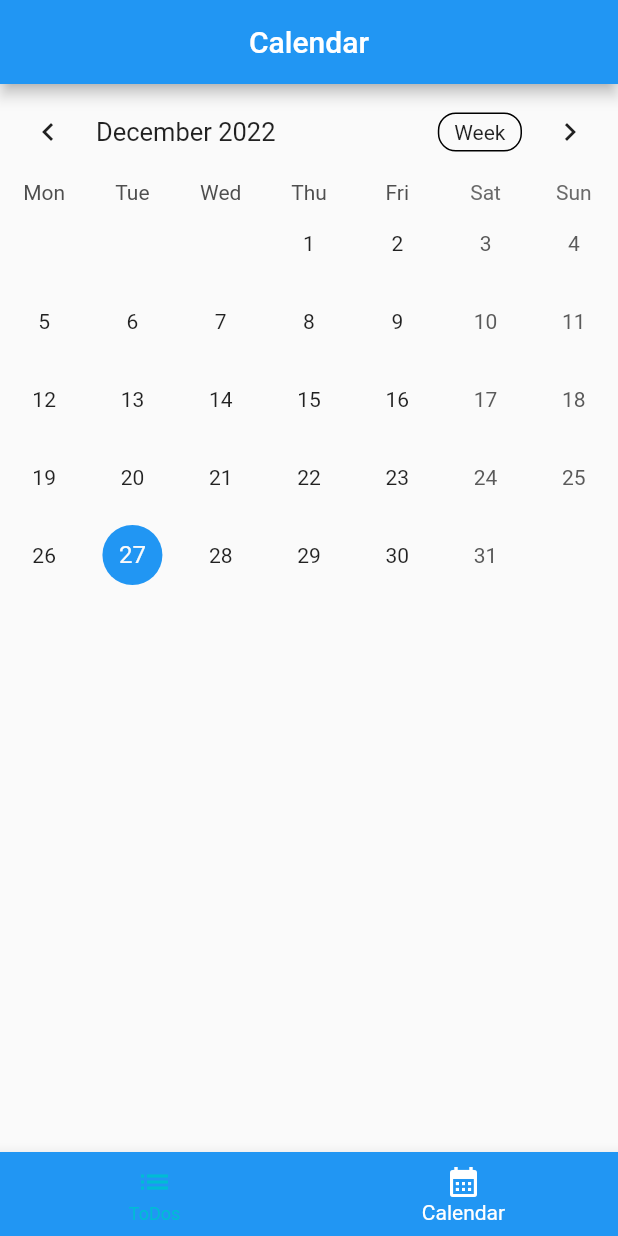
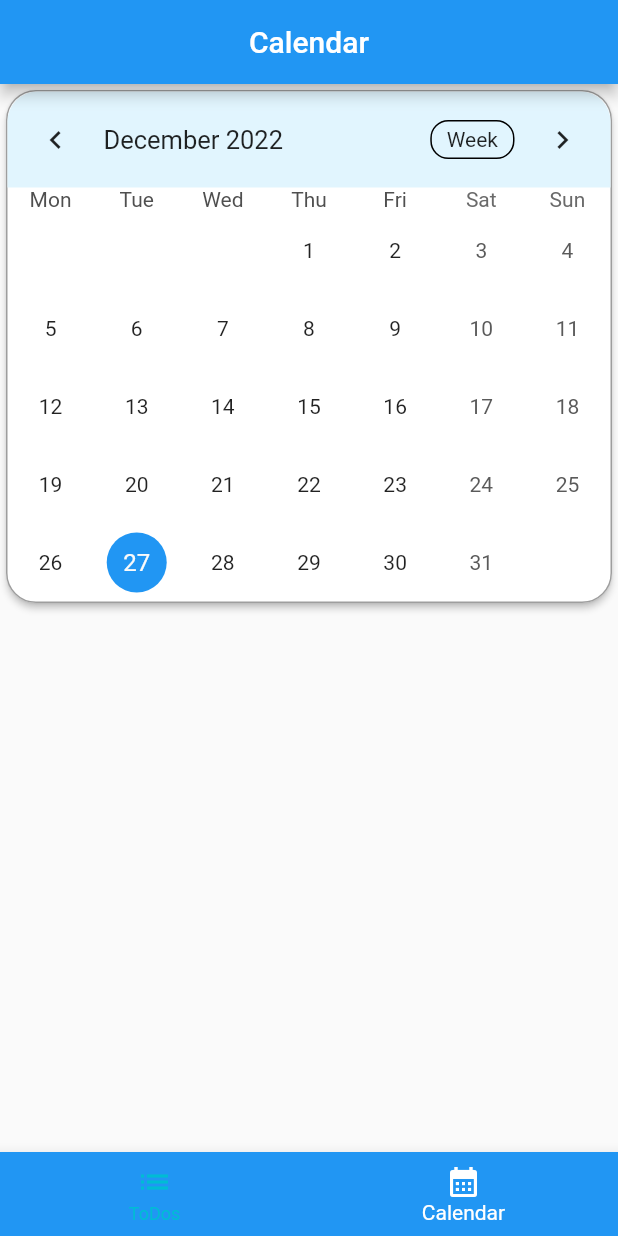
Before and after one commit to dondonjedd/ToDo-Vimigo-App, a Flutter app: the screen it shows after launch, item 2 of the bottom bar chosen, on a phone screen of 412 x 824 dp. Run offline on Flutter 3.47's test engine with Material 2 defaults, Android fonts, the phone set to English and light mode, and no system bars; drawn by our look-alikes of table_calendar; our stand-ins replace hive, hive_flutter, lottie; missing offline and left inert: tutorial_coach_mark; accounts and stored records are empty.

Commit message:
change calendar header style

```diff
--- a/lib/Views/calendarScreen.dart
+++ b/lib/Views/calendarScreen.dart
@@ -2,6 +2,7 @@ import 'package:flutter/material.dart';
 import 'package:table_calendar/table_calendar.dart';
 import 'package:todo_vimigo_app/Controllers/tasksController.dart';
 import 'package:todo_vimigo_app/Models/task.dart';
+import 'package:tutorial_coach_mark/tutorial_coach_mark.dart';
 
 import '../utils.dart';
 
@@ -14,10 +15,58 @@ class CalendarScreen extends StatefulWidget {
 class _CalendarScreenState extends State<CalendarScreen> {
   late final ValueNotifier<List<Task>> _selectedEvents;
   CalendarFormat _calendarFormat = CalendarFormat.month;
-  RangeSelectionMode _rangeSelectionMode = RangeSelectionMode
+  final RangeSelectionMode _rangeSelectionMode = RangeSelectionMode
       .disabled; // Can be toggled on/off by longpressing a date
   DateTime _focusedDay = DateTime.now();
   DateTime? _selectedDay;
+  late TutorialCoachMark tutorialCoachMark;
+
+  @override
+  void initState() {
+    tutorialCoachMark = createTutorial(context, _createTargets);
+    Future.delayed(Duration.zero, showTutorial);
+    super.initState();
+
+    _selectedDay = _focusedDay;
+    _selectedEvents = ValueNotifier(_getEventsForDay(_selectedDay!));
+  }
+
+  void showTutorial() {
+    tutorialCoachMark.show(context: context);
+  }
+
+  List<TargetFocus> _createTargets() {
+    List<TargetFocus> targets = [];
+    targets.add(
+      TargetFocus(
+        identify: "AddTaskBtn",
+        keyTarget: keyCalendar,
+        shape: ShapeLightFocus.RRect,
+        alignSkip: Alignment.topRight,
+        contents: [
+          TargetContent(
+            align: ContentAlign.top,
+            builder: (context, controller) {
+              return Column(
+                mainAxisSize: MainAxisSize.min,
+                crossAxisAlignment: CrossAxisAlignment.start,
+                children: const <Widget>[
+                  Text(
+                    "Titulo lorem ipsum",
+                    style: TextStyle(
+                      color: Colors.white,
+                    ),
+                  ),
+                ],
+              );
+            },
+          ),
+        ],
+      ),
+    );
+
+    return targets;
+  }
 
   List<Task> _getEventsForDay(DateTime date) {
     // Implementation example
@@ -34,14 +83,6 @@ class _CalendarScreenState extends State<CalendarScreen> {
 
       _selectedEvents.value = _getEventsForDay(selectedDay);
     }
-  }
-
-  @override
-  void initState() {
-    super.initState();
-
-    _selectedDay = _focusedDay;
-    _selectedEvents = ValueNotifier(_getEventsForDay(_selectedDay!));
   }
 
   @override
@@ -64,9 +105,26 @@ class _CalendarScreenState extends State<CalendarScreen> {
               color: Theme.of(context).colorScheme.primary.withOpacity(0.5)),
     );
 
-    return Scaffold(
-        body: Column(children: [
-      TableCalendar<Task>(
+    return Column(mainAxisSize: MainAxisSize.min, children: [
+      Card(
+        shape: RoundedRectangleBorder(
+          borderRadius: BorderRadius.circular(20),
+        ),
+        elevation: 2,
+        child: Container(
+          decoration: BoxDecoration(
+              border: Border.all(color: Colors.grey),
+              borderRadius: BorderRadius.circular(20)),
+          child: TableCalendar<Task>(
+            headerStyle: HeaderStyle(
+              decoration: BoxDecoration(
+                  color: Theme.of(context).colorScheme.secondary,
+                  borderRadius: const BorderRadius.only(
+                      topLeft: Radius.circular(20),
+                      topRight: Radius.circular(20))),
+            ),
+            // shouldFillViewport: true,
+            key: keyCalendar,
             firstDay: kFirstDay,
             lastDay: kLastDay,
             focusedDay: _focusedDay,
@@ -94,12 +152,16 @@ class _CalendarScreenState extends State<CalendarScreen> {
               CalendarFormat.week: 'Week',
             },
           ),
+        ),
+      ),
       const SizedBox(height: 8.0),
       Expanded(
         child: ValueListenableBuilder<List<Task>>(
           valueListenable: _selectedEvents,
           builder: (context, value, _) {
             return ListView.builder(
+              shrinkWrap: true,
+              physics: const ScrollPhysics(),
               itemCount: value.length,
               itemBuilder: (context, index) {
                 return Container(
@@ -121,6 +183,6 @@ class _CalendarScreenState extends State<CalendarScreen> {
           },
         ),
       )
-    ]));
+    ]);
   }
 }
--- a/lib/Views/tabsScreen.dart
+++ b/lib/Views/tabsScreen.dart
@@ -62,7 +62,7 @@ class _TabsScreenState extends State<TabsScreen> {
   void didChangeDependencies() {
     if (!_init) {
       TasksController().initTasks(context).then((_) {
-        createTutorial(context, _createTargets);
+        tutorialCoachMark = createTutorial(context, _createTargets);
         Future.delayed(Duration.zero, showTutorial);
         setState(() {
           _init = true;
--- a/lib/utils.dart
+++ b/lib/utils.dart
@@ -30,6 +30,7 @@ GlobalKey keyTitleTextForm = GlobalKey();
 GlobalKey keyNewTaskCalendarBtn = GlobalKey();
 GlobalKey firstTaskTitleAdded = GlobalKey();
 GlobalKey firstTaskTrailing = GlobalKey();
+GlobalKey keyCalendar = GlobalKey();
 
 TutorialCoachMark createTutorial(BuildContext ctx, targets) {
   return TutorialCoachMark(
```
Lines whose indentation alone changed are shown as unchanged.
